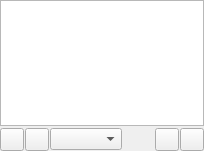
Old version of the form gui/albumspage.ui in the repository CDrummond/cantata.
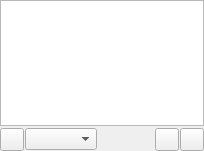
New version of the form. Custom widgets are drawn as their Qt base class.

Commit message: Remove find buttons in status bar, and use Ctrl-F for both find in views and find in playqueue. Action depends upon which view has focus. BUG: 384

Patch:
```diff
--- a/gui/albumspage.ui
+++ b/gui/albumspage.ui
@@ -49,9 +49,6 @@
      <item>
       <widget class="ToolButton" name="libraryUpdate"/>
      </item>
-     <item>
-      <widget class="ToolButton" name="searchButton"/>
-     </item>
      <item>
       <widget class="GenreCombo" name="genreCombo"/>
      </item>
```
The commit also changes 15 other files.
